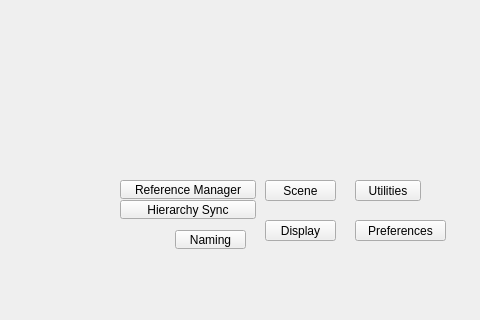
First picture: the form in tentacle/ui/scene#submenu.ui, repository m3trik/tentacle, before the edit; both pictures show x 0 to 480 and y 280 to 600 of the 600 by 600 pixel window.
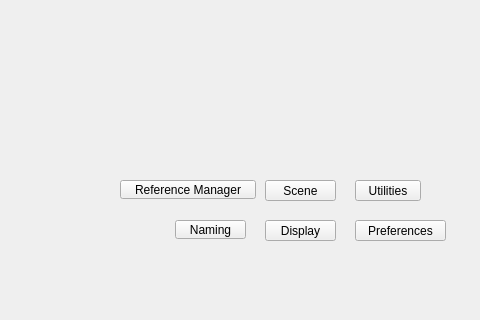
Second picture: the form after the edit. Custom widgets are drawn as their Qt base class.

Patch:
```diff
--- a/tentacle/ui/scene#submenu.ui
+++ b/tentacle/ui/scene#submenu.ui
@@ -54,7 +54,7 @@
     <property name="geometry">
      <rect>
       <x>30</x>
-      <y>480</y>
+      <y>470</y>
       <width>76</width>
       <height>21</height>
      </rect>
@@ -129,7 +129,7 @@
     <property name="geometry">
      <rect>
       <x>30</x>
-      <y>460</y>
+      <y>450</y>
       <width>76</width>
       <height>21</height>
      </rect>
@@ -144,34 +144,6 @@
      <bool>true</bool>
     </property>
    </widget>
-   <widget class="QPushButton" name="b004">
-    <property name="geometry">
-     <rect>
-      <x>120</x>
-      <y>480</y>
-      <width>136</width>
-      <height>19</height>
-     </rect>
-    </property>
-    <property name="minimumSize">
-     <size>
-      <width>0</width>
-      <height>19</height>
-     </size>
-    </property>
-    <property name="maximumSize">
-     <size>
-      <width>16777215</width>
-      <height>19</height>
-     </size>
-    </property>
-    <property name="toolTip">
-     <string>Open the Hierarchy Sync panel — view and edit the scene's parent/child hierarchy as a tree, with drag-to-reparent.</string>
-    </property>
-    <property name="text">
-     <string>Hierarchy Sync</string>
-    </property>
-   </widget>
    <widget class="MenuButton" name="i032">
     <property name="geometry">
      <rect>
@@ -291,7 +263,7 @@
     <property name="geometry">
      <rect>
       <x>175</x>
-      <y>510</y>
+      <y>500</y>
       <width>71</width>
       <height>19</height>
      </rect>
@@ -318,22 +290,22 @@
   </widget>
  </widget>
  <customwidgets>
-  <customwidget>
-   <class>MenuButton</class>
-   <extends>QPushButton</extends>
-   <header>widgets.menubutton.h</header>
-  </customwidget>
-  <customwidget>
-   <class>PushButton</class>
-   <extends>QPushButton</extends>
-   <header>widgets.pushbutton.h</header>
-  </customwidget>
   <customwidget>
    <class>ExpandableList</class>
    <extends>QWidget</extends>
    <header>widgets.expandablelist.h</header>
    <container>1</container>
   </customwidget>
+  <customwidget>
+   <class>MenuButton</class>
+   <extends>QPushButton</extends>
+   <header>widgets.menubutton.h</header>
+  </customwidget>
+  <customwidget>
+   <class>PushButton</class>
+   <extends>QPushButton</extends>
+   <header>widgets.pushbutton.h</header>
+  </customwidget>
  </customwidgets>
  <resources/>
  <connections/>
```
Left out of the diff: 19 changed lines with no effect on the pictures.
